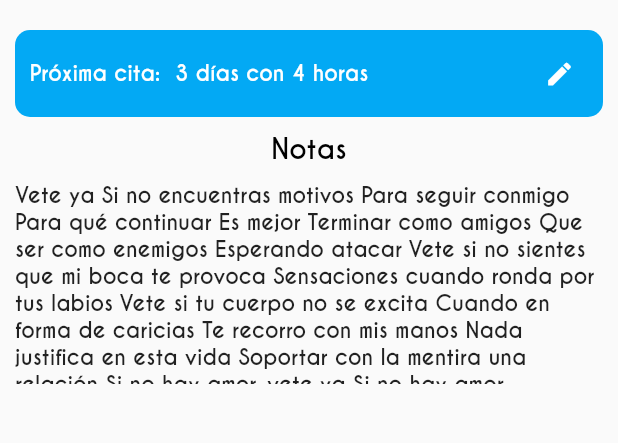
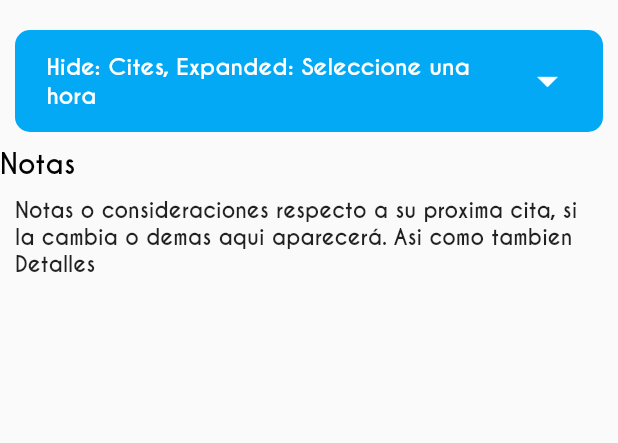
Before and after one commit to RaulHdzDev/blop2, a Flutter app: the homefragment screen opened directly, on a phone screen of 412 x 824 dp, the part 450-893 px from its top. Run offline on Flutter 3.47's test engine with Material 2 defaults, Android fonts, the phone set to English and light mode, and no system bars; our stand-ins replace curved_navigation_bar, fluttertoast, simple_animations; project files that could hold a hidden picture were left out.

Commit message:
Se agrego un archivo en complements Se modifico HomePage Se agregaron Widgets para el uso de HomePage Se modifico NotificationFrag

```diff
--- /dev/null
+++ b/lib/complements/custom_expansion_tile.dart
@@ -0,0 +1,222 @@
+// Copyright 2017 The Chromium Authors. All rights reserved.
+// Use of this source code is governed by a BSD-style license that can be
+// found in the LICENSE file.
+
+import 'package:flutter/material.dart';
+
+const Duration _kExpand = Duration(milliseconds: 200);
+
+/// A single-line [ListTile] with a trailing button that expands or collapses
+/// the tile to reveal or hide the [children].
+///
+/// This widget is typically used with [ListView] to create an
+/// "expand / collapse" list entry. When used with scrolling widgets like
+/// [ListView], a unique [PageStorageKey] must be specified to enable the
+/// [ExpansionTile] to save and restore its expanded state when it is scrolled
+/// in and out of view.
+///
+/// See also:
+///
+///  * [ListTile], useful for creating expansion tile [children] when the
+///    expansion tile represents a sublist.
+///  * The "Expand/collapse" section of
+///    <https://material.io/guidelines/components/lists-controls.html>.
+class ExpansionTile extends StatefulWidget {
+  /// Creates a single-line [ListTile] with a trailing button that expands or collapses
+  /// the tile to reveal or hide the [children]. The [initiallyExpanded] property must
+  /// be non-null.
+  const ExpansionTile({
+    Key key,
+    this.headerBackgroundColor,
+    this.leading,
+    @required this.title,
+    this.backgroundColor,
+    this.iconColor,
+    this.onExpansionChanged,
+    this.children = const <Widget>[],
+    this.trailing,
+    this.initiallyExpanded = false,
+  })  : assert(initiallyExpanded != null),
+        super(key: key);
+
+  /// A widget to display before the title.
+  ///
+  /// Typically a [CircleAvatar] widget.
+  final Widget leading;
+
+  /// The primary content of the list item.
+  ///
+  /// Typically a [Text] widget.
+  final Widget title;
+
+  /// Called when the tile expands or collapses.
+  ///
+  /// When the tile starts expanding, this function is called with the value
+  /// true. When the tile starts collapsing, this function is called with
+  /// the value false.
+  final ValueChanged<bool> onExpansionChanged;
+
+  /// The widgets that are displayed when the tile expands.
+  ///
+  /// Typically [ListTile] widgets.
+  final List<Widget> children;
+
+  /// The color to display behind the sublist when expanded.
+  final Color backgroundColor;
+
+  /// The color to display the background of the header.
+  final Color headerBackgroundColor;
+
+  /// The color to display the icon of the header.
+  final Color iconColor;
+
+  /// A widget to display instead of a rotating arrow icon.
+  final Widget trailing;
+
+  /// Specifies if the list tile is initially expanded (true) or collapsed (false, the default).
+  final bool initiallyExpanded;
+
+  @override
+  _ExpansionTileState createState() => _ExpansionTileState();
+}
+
+class _ExpansionTileState extends State<ExpansionTile>
+    with SingleTickerProviderStateMixin {
+  static final Animatable<double> _easeOutTween =
+      CurveTween(curve: Curves.easeOut);
+  static final Animatable<double> _easeInTween =
+      CurveTween(curve: Curves.easeIn);
+  static final Animatable<double> _halfTween =
+      Tween<double>(begin: 0.0, end: 0.5);
+
+  final ColorTween _borderColorTween = ColorTween();
+  final ColorTween _headerColorTween = ColorTween();
+  final ColorTween _iconColorTween = ColorTween();
+  final ColorTween _backgroundColorTween = ColorTween();
+
+  AnimationController _controller;
+  Animation<double> _iconTurns;
+  Animation<double> _heightFactor;
+  Animation<Color> _borderColor;
+  Animation<Color> _headerColor;
+  Animation<Color> _iconColor;
+  Animation<Color> _backgroundColor;
+
+  bool _isExpanded = false;
+
+  @override
+  void initState() {
+    super.initState();
+    _controller = AnimationController(duration: _kExpand, vsync: this);
+    _heightFactor = _controller.drive(_easeInTween);
+    _iconTurns = _controller.drive(_halfTween.chain(_easeInTween));
+    _borderColor = _controller.drive(_borderColorTween.chain(_easeOutTween));
+    _headerColor = _controller.drive(_headerColorTween.chain(_easeInTween));
+    _iconColor = _controller.drive(_iconColorTween.chain(_easeInTween));
+    _backgroundColor =
+        _controller.drive(_backgroundColorTween.chain(_easeOutTween));
+
+    _isExpanded =
+        PageStorage.of(context)?.readState(context) ?? widget.initiallyExpanded;
+    if (_isExpanded) _controller.value = 1.0;
+  }
+
+  @override
+  void dispose() {
+    _controller.dispose();
+    super.dispose();
+  }
+
+  void _handleTap() {
+    setState(() {
+      _isExpanded = !_isExpanded;
+      if (_isExpanded) {
+        _controller.forward();
+      } else {
+        _controller.reverse().then<void>((void value) {
+          if (!mounted) return;
+          setState(() {
+            // Rebuild without widget.children.
+          });
+        });
+      }
+      PageStorage.of(context)?.writeState(context, _isExpanded);
+    });
+    if (widget.onExpansionChanged != null)
+      widget.onExpansionChanged(_isExpanded);
+  }
+
+  Widget _buildChildren(BuildContext context, Widget child) {
+    final Color borderSideColor = _borderColor.value ?? Colors.transparent;
+    final Color titleColor = _headerColor.value;
+
+    return Container(
+      decoration: BoxDecoration(
+          color: _backgroundColor.value ?? Colors.transparent,
+          border: Border(
+            top: BorderSide(color: borderSideColor),
+            bottom: BorderSide(color: borderSideColor),
+          )),
+      child: Column(
+        mainAxisSize: MainAxisSize.min,
+        children: <Widget>[
+          IconTheme.merge(
+            data: IconThemeData(color: _iconColor.value),
+            child: Container(
+              color: widget.headerBackgroundColor ?? Colors.black,
+              child: ListTile(
+                onTap: _handleTap,
+                leading: widget.leading,
+                title: DefaultTextStyle(
+                  style: Theme.of(context)
+                      .textTheme
+                      .subhead
+                      .copyWith(color: titleColor),
+                  child: widget.title,
+                ),
+                trailing: widget.trailing ??
+                    RotationTransition(
+                      turns: _iconTurns,
+                      child: Icon(
+                        Icons.expand_more,
+                        color: widget.iconColor ?? Colors.grey,
+                      ),
+                    ),
+              ),
+            ),
+          ),
+          ClipRect(
+            child: Align(
+              heightFactor: _heightFactor.value,
+              child: child,
+            ),
+          ),
+        ],
+      ),
+    );
+  }
+
+  @override
+  void didChangeDependencies() {
+    final ThemeData theme = Theme.of(context);
+    _borderColorTween..end = theme.dividerColor;
+    _headerColorTween
+      ..begin = theme.textTheme.subhead.color
+      ..end = theme.accentColor;
+    _iconColorTween
+      ..begin = theme.unselectedWidgetColor
+      ..end = theme.accentColor;
+    _backgroundColorTween..end = widget.backgroundColor;
+    super.didChangeDependencies();
+  }
+
+  @override
+  Widget build(BuildContext context) {
+    final bool closed = !_isExpanded && _controller.isDismissed;
+    return AnimatedBuilder(
+      animation: _controller.view,
+      builder: _buildChildren,
+      child: closed ? null : Column(children: widget.children),
+    );
+  }
+}
--- /dev/null
+++ b/lib/pages/homePage_widget/expansionCites.dart
@@ -0,0 +1,45 @@
+import 'package:flutter/material.dart';
+import 'package:bloop/complements/custom_expansion_tile.dart' as custom;
+import 'package:bloop/pages/homePage_widget/itemCite.dart';
+
+class ExpansionCites extends StatelessWidget {
+  const ExpansionCites({Key key}) : super(key: key);
+
+  @override
+  Widget build(BuildContext context) {
+    return Container(
+      child: Column(
+                children: <Widget>[
+                  new custom.ExpansionTile(
+          backgroundColor: Colors.lightBlue,
+          headerBackgroundColor: Colors.lightBlue,
+          iconColor: Colors.white,
+            title: Container(
+              color: Colors.lightBlue,
+          width: double.infinity,
+          child: Text(
+            "Hide: Cites, Expanded: Seleccione una hora",
+            style: TextStyle(
+              fontSize: 15,
+              color: Colors.white,
+              fontFamily: "CaviarDreams",
+            ),
+          ),
+
+        ),
+        trailing: Icon(Icons.arrow_drop_down, size: 32, color: Colors.white,),
+        onExpansionChanged: (value){
+        },
+        children: <Widget>[
+          ItemCite(),
+          ItemCite(),
+          ItemCite(),
+        ],
+        )
+
+                ],
+              ),
+
+    );
+  }
+}
--- a/lib/pages/homepage_frag.dart
+++ b/lib/pages/homepage_frag.dart
@@ -1,6 +1,8 @@
 import 'package:flutter/material.dart';
+import 'package:bloop/complements/custom_expansion_tile.dart' as custom;
 import 'package:fluttertoast/fluttertoast.dart';
 import 'package:bloop/animation/FadeAnimation.dart';
+import 'package:bloop/pages/homePage_widget/expansionCites.dart';
 import '../animation/FadeAnimation.dart';
 
 class homefragment extends StatefulWidget {
@@ -12,16 +14,13 @@ class homefragment extends StatefulWidget {
 
 class _homefragmentState extends State<homefragment> {
   String _txtcita = " Próxima cita:";
-  String _nota="Vete ya Si no encuentras motivos Para seguir conmigo Para qué continuar Es mejor Terminar como amigos Que ser como enemigos Esperando atacar Vete si no sientes que mi boca te provoca Sensaciones cuando ronda por tus labios Vete si tu cuerpo no se excita Cuando en forma de caricias Te recorro con mis manos Nada justifica en esta vida Soportar con la mentira una relación Si no hay amor, vete ya Si no hay amor";
+  String _nota="Notas o consideraciones respecto a su proxima cita, si la cambia o demas aqui aparecerá. Asi como tambien Detalles";
   String _txttiempo = " 3 días con 4 horas";
   @override
   Widget build(BuildContext context) {
     return Scaffold(
       body: Center(
-
-        child: Column(
-
-          mainAxisAlignment: MainAxisAlignment.start,
+        child: ListView(
           children: <Widget>[
             SizedBox(
               height: 40,
@@ -49,30 +48,7 @@ class _homefragmentState extends State<homefragment> {
                     bottomLeft: Radius.circular(10),
                     bottomRight: Radius.circular(10)),
               ),
-              child: new Row(
-                children: <Widget>[
-                  Expanded(
-                    child: Column(
-                      crossAxisAlignment: CrossAxisAlignment.start,
-                      children: <Widget>[
-                        Text(_txtcita + " " + _txttiempo,
-                            style: TextStyle(
-                                color: Colors.white,
-                                fontFamily: "CaviarDreams",
-                                fontSize: 14))
-                      ],
-                    ),
-                  ),
-                  IconButton(
-                      icon: Icon(
-                        Icons.edit,
-                        color: Colors.white,
-                        size: 20,
-                      ),
-                      onPressed: () => _showToast("Desarolladores trabajando"))
-                ],
-              ),
-            ),
+              child: ExpansionCites()),
             ),
             FadeAnimation(1.3,Text(
               "Notas",
--- a/lib/pages/notification_frag.dart
+++ b/lib/pages/notification_frag.dart
@@ -1,4 +1,4 @@
-import 'package:bloop/animation/FadeAnimation.dart';
+
 import 'package:bloop/pages/notification_widget/header.dart';
 import 'package:bloop/pages/notification_widget/list.dart';
 import 'package:bloop/pages/notification_widget/listHistory.dart';
@@ -12,7 +12,8 @@ class notification_fragment extends StatelessWidget {
       bottom: true,
       child: Column(children: <Widget>[
         Header(),
-        new Container( //Texto de rencientes
+        new Container(
+          //Texto de rencientes
           child: Row(
             children: <Widget>[
               Text(
@@ -25,9 +26,11 @@ class notification_fragment extends StatelessWidget {
             ],
           ),
         ),
-        new Expanded(child: ListNotification(), ),
-        new Expanded (child: HistoryList())
-      ]),
+        new Expanded(
+          child: ListNotification(),
+        ),
+        new Expanded(child: HistoryList()),
+        ]),
     ));
   }
 }
```
Also changed, not shown: lib/pages/homePage_widget/itemCite.dart (added, +48 -0 lines).
